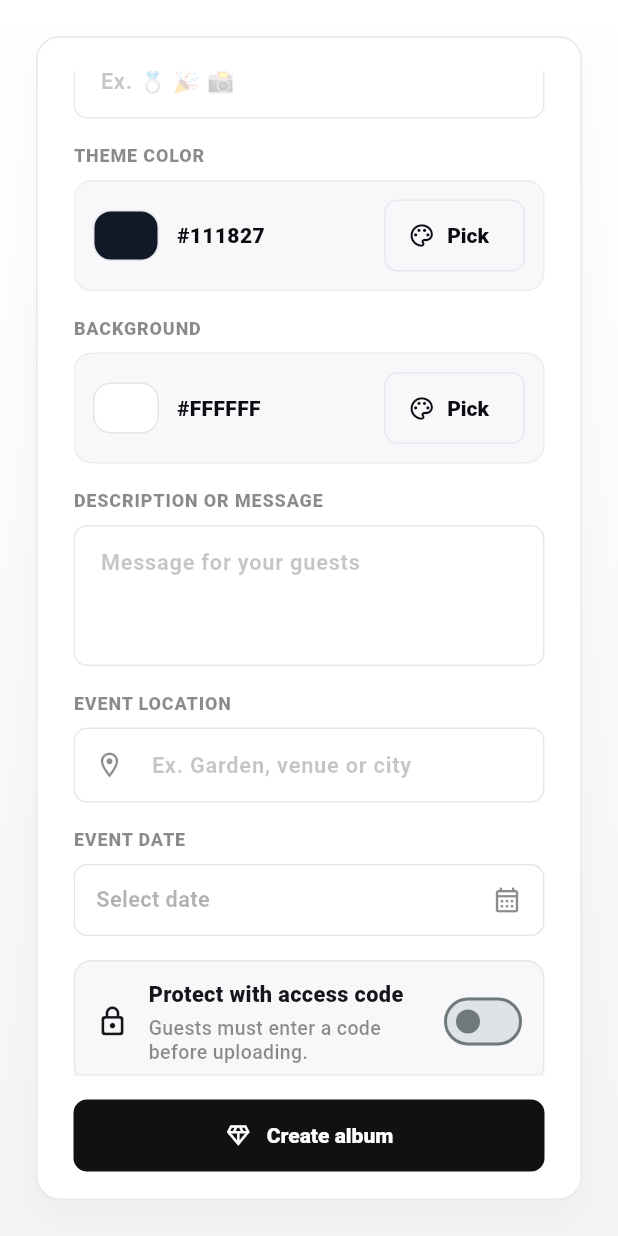
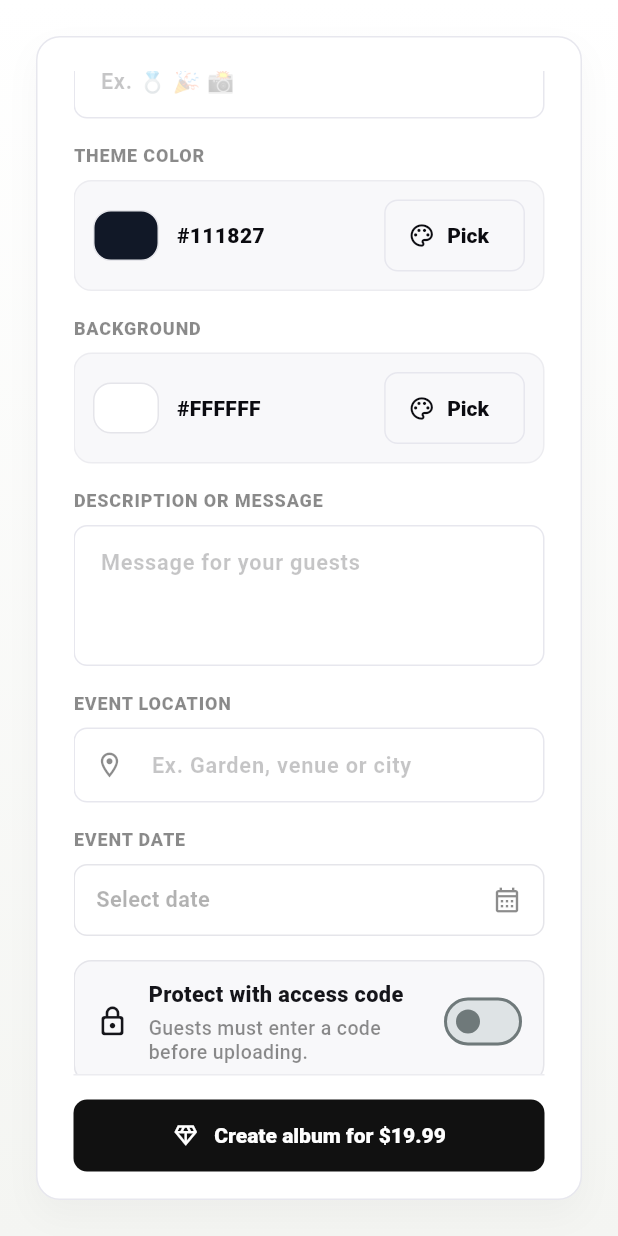
Before and after one commit to dnuno10/myphotoqr, a Flutter app: the CreateAlbumPage screen opened by its route, scrolled down 517 dp, on a phone screen of 412 x 824 dp. Run offline on Flutter 3.47's test engine with Material 3 defaults, Android fonts, the phone set to English and light mode, and no system bars; our stand-ins replace cached_network_image, chewie, file_picker, go_router, pin_code_fields, qr_flutter and 4 more; missing offline and left inert: dart:html, dart:js_util; accounts and stored records are empty; Roboto replaces fonts that are missing (Arial).

Commit message:
update last changes

```diff
--- a/lib/features/albums/create_album_page.dart
+++ b/lib/features/albums/create_album_page.dart
@@ -433,7 +433,7 @@ class _CreateAlbumCard extends StatelessWidget {
                 ),
               ),
               child: _PrimaryButton(
-                text: 'Create album',
+                text: 'Create album for \$19.99',
                 icon: Icons.diamond_outlined,
                 loading: loading,
                 onPressed: onCreate,
```
